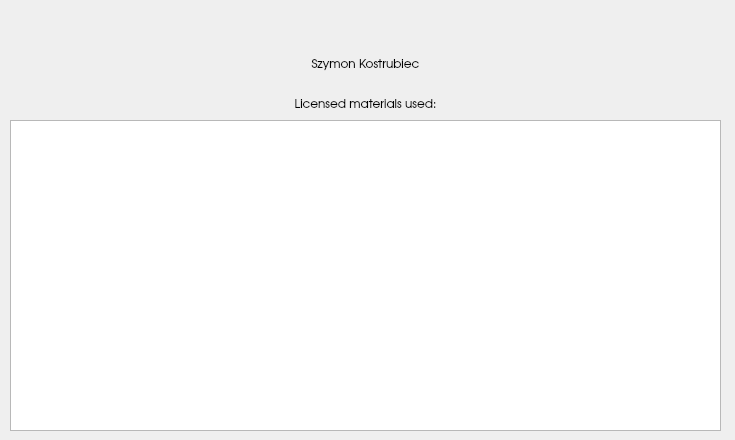
Before: the Qt Designer form DuckInvaders/creditswindow.ui in Szymon-Kostrubiec/psio-projekt, drawn with Qt 5.
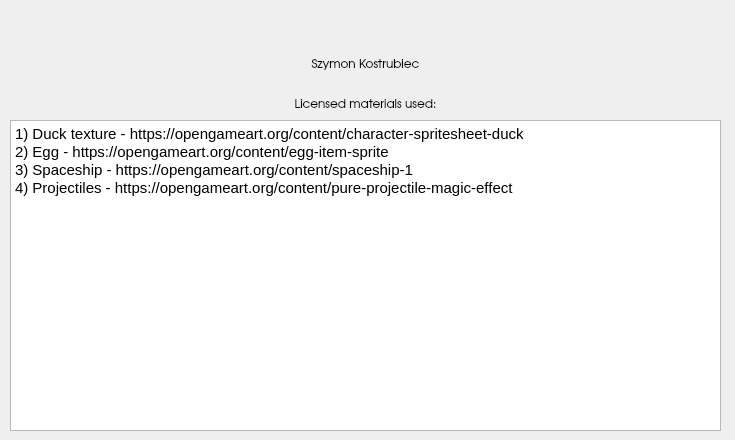
After: the same form once the commit is applied.

```diff
--- a/DuckInvaders/creditswindow.ui
+++ b/DuckInvaders/creditswindow.ui
@@ -64,6 +64,16 @@
      <height>311</height>
     </rect>
    </property>
+   <property name="html">
+    <string>&lt;!DOCTYPE HTML PUBLIC &quot;-//W3C//DTD HTML 4.0//EN&quot; &quot;http://www.w3.org/TR/REC-html40/strict.dtd&quot;&gt;
+&lt;html&gt;&lt;head&gt;&lt;meta name=&quot;qrichtext&quot; content=&quot;1&quot; /&gt;&lt;meta charset=&quot;utf-8&quot; /&gt;&lt;style type=&quot;text/css&quot;&gt;
+p, li { white-space: pre-wrap; }
+&lt;/style&gt;&lt;/head&gt;&lt;body style=&quot; font-family:'Ubuntu'; font-size:11pt; font-weight:400; font-style:normal;&quot;&gt;
+&lt;p style=&quot; margin-top:0px; margin-bottom:0px; margin-left:0px; margin-right:0px; -qt-block-indent:0; text-indent:0px;&quot;&gt;1) Duck texture - https://opengameart.org/content/character-spritesheet-duck&lt;/p&gt;
+&lt;p style=&quot; margin-top:0px; margin-bottom:0px; margin-left:0px; margin-right:0px; -qt-block-indent:0; text-indent:0px;&quot;&gt;2) Egg - https://opengameart.org/content/egg-item-sprite&lt;/p&gt;
+&lt;p style=&quot; margin-top:0px; margin-bottom:0px; margin-left:0px; margin-right:0px; -qt-block-indent:0; text-indent:0px;&quot;&gt;3) Spaceship - https://opengameart.org/content/spaceship-1&lt;/p&gt;
+&lt;p style=&quot; margin-top:0px; margin-bottom:0px; margin-left:0px; margin-right:0px; -qt-block-indent:0; text-indent:0px;&quot;&gt;4) Projectiles - https://opengameart.org/content/pure-projectile-magic-effect&lt;/p&gt;&lt;/body&gt;&lt;/html&gt;</string>
+   </property>
   </widget>
  </widget>
  <resources/>
```
